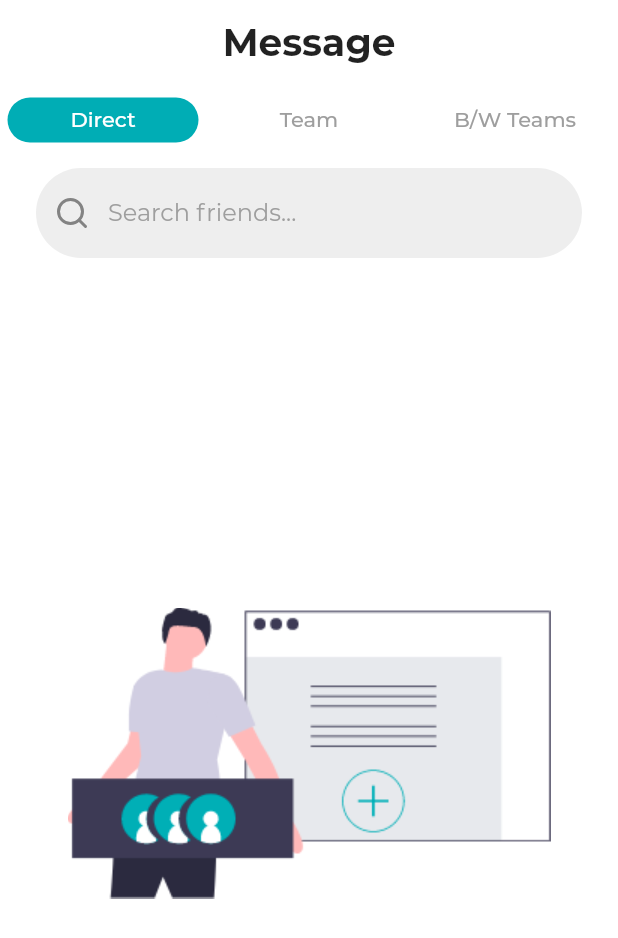
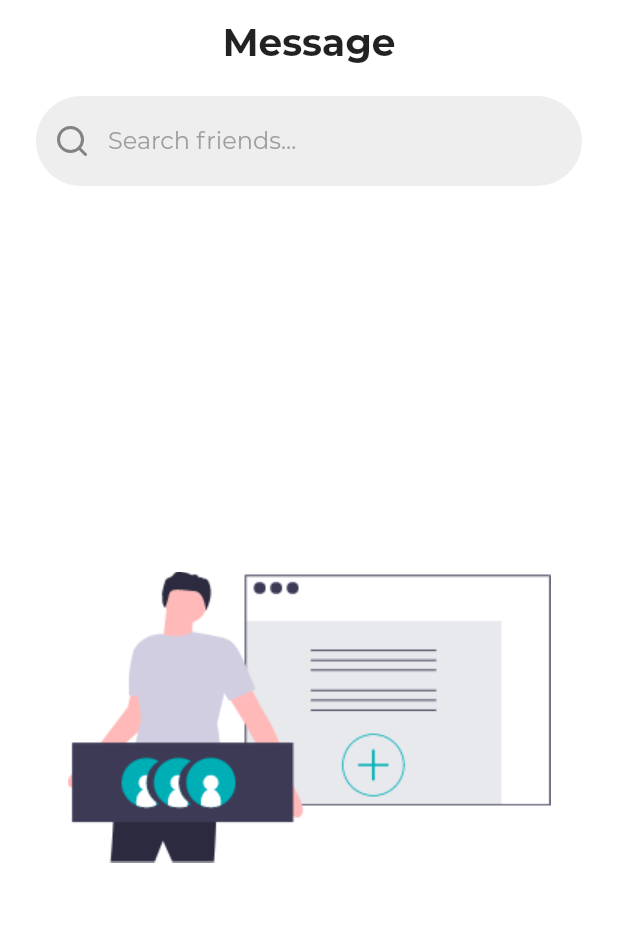
Before and after one commit to Runbhumi/Runbhumi, a Flutter app: the Network screen opened by its route, on a phone screen of 412 x 824 dp. Shown: the top 938 px of the screen. Run offline on Flutter 3.47's test engine with Material 2 defaults, Android fonts, the phone set to English and light mode, and no system bars; our stand-ins replace bubble_tab_indicator, cloud_firestore, datetime_picker_formfield, firebase_auth, firebase_core, flutter_icons and 2 more; accounts and stored records are empty; project files that could hold a hidden picture were left out.

Commit message:
⛔removed tabs in chats

```diff
--- a/lib/view/Chats/messagePage.dart
+++ b/lib/view/Chats/messagePage.dart
@@ -18,44 +18,42 @@ class Network extends StatefulWidget {
 class _NetworkState extends State<Network> {
   @override
   Widget build(BuildContext context) {
-    return DefaultTabController(
-      length: 3,
-      child: Scaffold(
+    return Scaffold(
       appBar: AppBar(
         title: buildTitle(context, "Message"),
         automaticallyImplyLeading: false,
-          bottom: TabBar(
-            labelColor: Colors.white,
-            unselectedLabelColor: Colors.grey,
-            tabs: [
-              Tab(child: Text("Direct")),
-              Tab(child: Text("Team")),
-              Tab(child: Text("B/W Teams")),
-            ],
-            indicator: new BubbleTabIndicator(
-              indicatorHeight: 30.0,
-              indicatorColor: Theme.of(context).primaryColor,
-              tabBarIndicatorSize: TabBarIndicatorSize.tab,
-            ),
-          ),
+        // bottom: TabBar(
+        //   labelColor: Colors.white,
+        //   unselectedLabelColor: Colors.grey,
+        //   tabs: [
+        //     Tab(child: Text("Direct")),
+        //     Tab(child: Text("Team")),
+        //     Tab(child: Text("B/W Teams")),
+        //   ],
+        //   indicator: new BubbleTabIndicator(
+        //     indicatorHeight: 30.0,
+        //     indicatorColor: Theme.of(context).primaryColor,
+        //     tabBarIndicatorSize: TabBarIndicatorSize.tab,
+        //   ),
+        // ),
       ),
       body: Scaffold(
         body: Column(
           crossAxisAlignment: CrossAxisAlignment.start,
           children: <Widget>[
-              // ChatsTabs(),
-              Expanded(
-                child: TabBarView(
-                  children: [
-                    //direct chats
-                    DirectChats(),
-                    //teams chat
-                    PlaceholderWidget(),
-                    // b/w teams chat
-                    PlaceholderWidget(),
-                  ],
-                ),
-              ),
+            Expanded(child: DirectChats()),
+            // Expanded(
+            //   child: TabBarView(
+            //     children: [
+            //       //direct chats
+            //       DirectChats(),
+            //       //teams chat
+            //       PlaceholderWidget(),
+            //       // b/w teams chat
+            //       PlaceholderWidget(),
+            //     ],
+            //   ),
+            // ),
           ],
         ),
       ),
@@ -70,7 +68,6 @@ class _NetworkState extends State<Network> {
       //   ),
       //   backgroundColor: Theme.of(context).primaryColor,
       // ),
-      ),
     );
   }
 }
```
Lines whose indentation alone changed are shown as unchanged.
